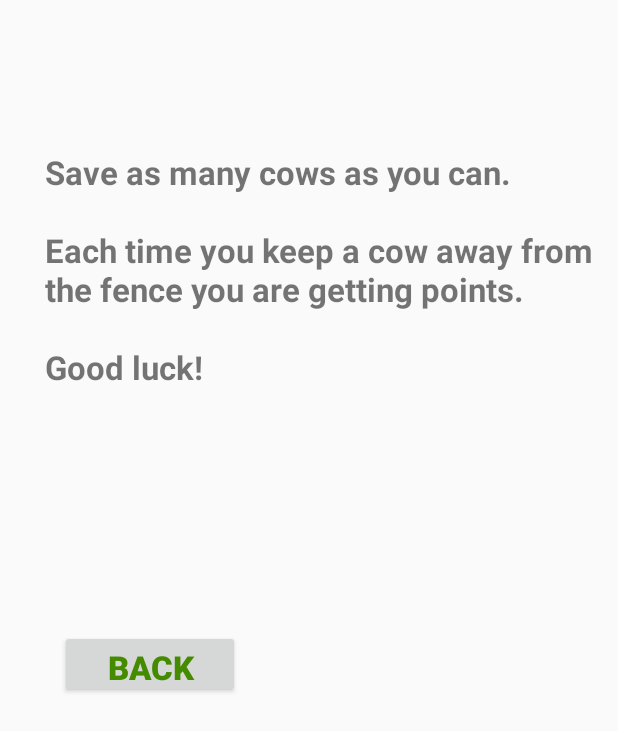
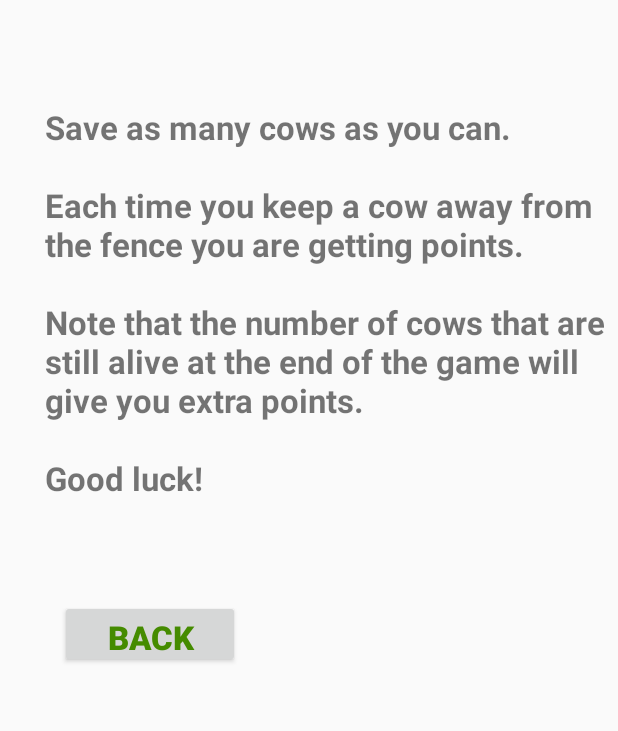
Before and after one commit to nyoany/games, an Android app: the layout about.xml on its own in the app's theme, with its tools: preview values and no code run, on a phone screen of 412 x 824 dp. Shown: the top 731 px of the screen. Run offline under Robolectric (Android 15) with nearby library versions, the phone set to English and light mode, and no system bars.

Commit message:
Rewarding players that save cows until the end of the game. Multiplying the score by the number of cows that are still alive as per Tom's request. Updating the about page to suggest that.

```diff
--- a/MovingSquares/app/src/main/java/l00lgamescommunity/movingsquares/MainActivity.java
+++ b/MovingSquares/app/src/main/java/l00lgamescommunity/movingsquares/MainActivity.java
@@ -171,6 +171,7 @@ public class MainActivity extends Activity {
     private void startGame() {
         TextView scoreDisplay = (TextView) findViewById(R.id.scoreId);
         scoreDisplay.setText("0");
+        ((TextView) findViewById(R.id.savedCows)).setText("0");
         running = true;
         score = 0;
         initialize();
@@ -196,15 +197,37 @@ public class MainActivity extends Activity {
 
             public void onFinish() {
                 ((TextView) findViewById(R.id.timerId)).setText("0");
-
+                int numberOfSavedCows = 0;
+                for(Cow cow : cows)
+                {
+                    if(!cow.isDead())
+                    {
+                        numberOfSavedCows = numberOfSavedCows + 1;
+                    }
+                }
                 running = false;
 
+                ((TextView) findViewById(R.id.savedCows)).setText(String.valueOf(numberOfSavedCows));
                 Button backButton = (Button) findViewById(R.id.backButton);
                 backButton.setEnabled(true);
                 backButton.setClickable(true);
 
                 Context context = getApplicationContext();
-                CharSequence text = "You scored : " + score + ".";
+                int finalScore = score;
+
+                // double the score if there is only one saved cow
+                if(numberOfSavedCows == 1)
+                {
+                    finalScore = 2 * finalScore;
+                }
+                // set final score to be the actual score when no cow has been saved and number of saved cows + 1 multiplied by score if more
+                else
+                {
+                    finalScore = finalScore * (numberOfSavedCows + 1);
+                }
+
+                ((TextView) findViewById(R.id.scoreId)).setText(String.valueOf(finalScore));
+                CharSequence text = "You scored : " + finalScore + ".";
                 int duration = Toast.LENGTH_SHORT;
 
                 Toast toast = Toast.makeText(context, text, duration);
--- a/MovingSquares/app/src/main/res/layout/about.xml
+++ b/MovingSquares/app/src/main/res/layout/about.xml
@@ -5,8 +5,8 @@
 
     <TextView
         android:layout_width="match_parent"
-        android:layout_height="200dp"
-        android:layout_marginTop="100dp"
+        android:layout_height="310dp"
+        android:layout_marginTop="70dp"
         android:layout_marginStart="30dp"
         android:layout_marginLeft="30dp"
         android:textStyle="bold"
@@ -18,7 +18,7 @@
         android:orientation="vertical"
         android:layout_marginStart="0dp"
         android:layout_marginLeft="20dp"
-        android:layout_marginTop="120dp">
+        android:layout_marginTop="20dp">
 
         <Button
             android:id="@+id/backButtonAbout"
--- a/MovingSquares/app/src/main/res/values/strings.xml
+++ b/MovingSquares/app/src/main/res/values/strings.xml
@@ -13,10 +13,12 @@
     <string name="start">Start</string>
     <string name="back">Back</string>
     <string name="aboutShort">About the game</string>
-    <string name="about">Save as many cows as you can.\n\nEach time you keep a cow away from the fence you are getting points.\n\nGood luck! </string>
+    <string name="about">Save as many cows as you can.\n\nEach time you keep a cow away from the fence you are getting points.\n\nNote that the number of cows that are still alive at the end
+        of the game will give you extra points.\n\nGood luck! </string>
 
     <string name="title_activity_how_to_play">How To Play</string>
     <string name="dummy_button">Dummy Button</string>
     <string name="dummy_content">DUMMY\nCONTENT</string>
+    <string name="savedCows">Saved cows : </string>
 
 </resources>
```
Also changed, not shown: MovingSquares/app/src/main/res/layout/activity_main.xml (+22 -4 lines).
